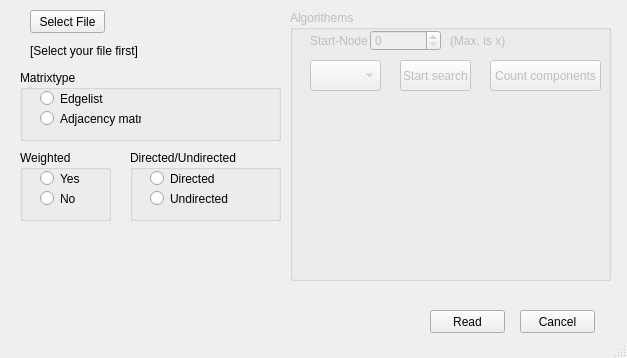
First picture: the form in mainwindow.ui, repository FNicolai/MMI, before the edit.
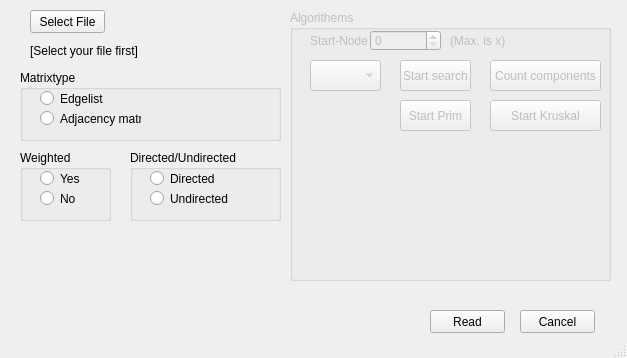
Second picture: the form after the edit.

Commit message:
GUI + Graph::print_nodes update
- Buttons for prim and kruskal
- Updated print_nodes

Diff of the .ui file:
```diff
--- a/mainwindow.ui
+++ b/mainwindow.ui
@@ -294,6 +294,32 @@
       </rect>
      </property>
     </widget>
+    <widget class="QPushButton" name="pushButton_start_kruskal">
+     <property name="geometry">
+      <rect>
+       <x>200</x>
+       <y>90</y>
+       <width>111</width>
+       <height>31</height>
+      </rect>
+     </property>
+     <property name="text">
+      <string>Start Kruskal</string>
+     </property>
+    </widget>
+    <widget class="QPushButton" name="pushButton_start_prim">
+     <property name="geometry">
+      <rect>
+       <x>110</x>
+       <y>90</y>
+       <width>71</width>
+       <height>31</height>
+      </rect>
+     </property>
+     <property name="text">
+      <string>Start Prim</string>
+     </property>
+    </widget>
    </widget>
   </widget>
   <widget class="QStatusBar" name="statusBar"/>
```
The commit also changes 1 other file.
